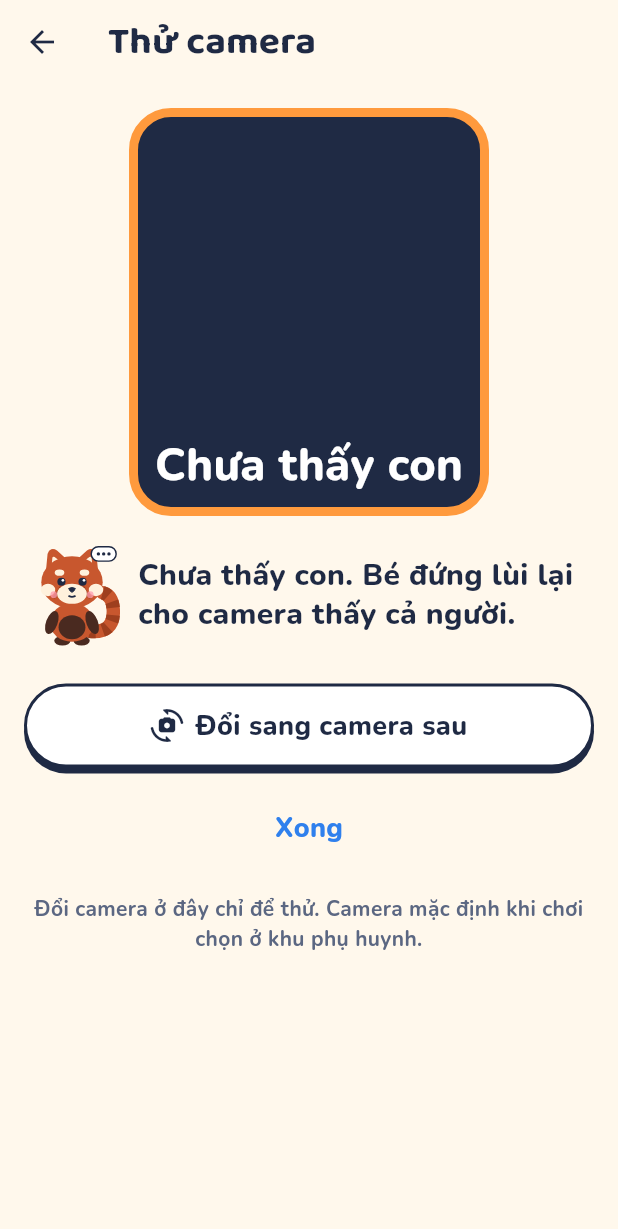
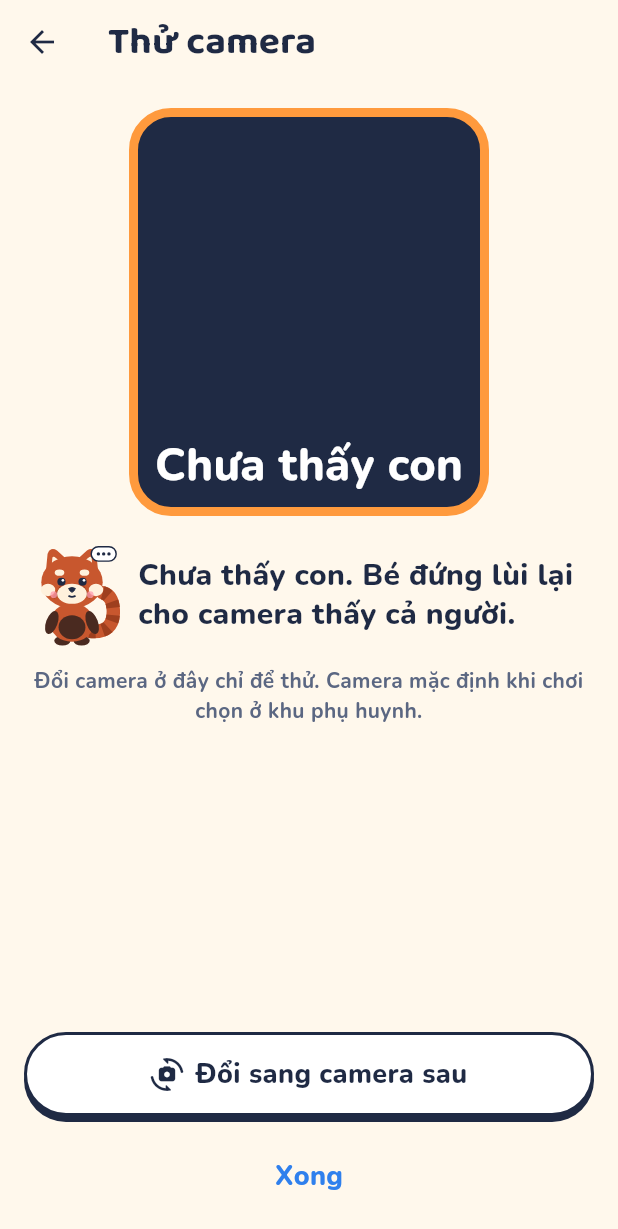
Before and after one commit to avdoremon/g_primary_math, a Flutter app: the ConnectTvScreen screen opened directly, after a tap on "Thử camera", on a phone screen of 412 x 824 dp. Shown: the top 1229 px of the screen. Run offline on Flutter 3.47's test engine with Material 3 defaults, Android fonts, the phone set to English and light mode, and no system bars; our stand-ins replace audioplayers, flutter_svg, flutter_tts, sqflite; accounts and stored records are empty.

Commit message:
Kết nối TV và Thử camera: nút cố định cuối màn; cổng phụ huynh không dùng ô nhập đã huỷ
Co-Authored-By: Claude Opus 5.5 <noreply@anthropic.com>
Claude-Session: https://claude.ai/code/session_015oR8jxpwzcVuySfJwwCz24

```diff
--- a/lib/screens/connect_tv_screen.dart
+++ b/lib/screens/connect_tv_screen.dart
@@ -50,38 +50,57 @@ class ConnectTvScreen extends StatelessWidget {
   Widget build(BuildContext context) {
     return Scaffold(
       backgroundColor: TvdColors.cream,
-      appBar: AppBar(title: const Text('Kết nối TV'), backgroundColor: TvdColors.cream),
+      appBar: AppBar(
+        title: const Text('Kết nối TV'),
+        backgroundColor: TvdColors.cream,
+        scrolledUnderElevation: 0,
+        notificationPredicate: (_) => false,
+      ),
       body: SafeArea(
-        child: ListView(
-          padding: const EdgeInsets.fromLTRB(TvdSpace.s4, 0, TvdSpace.s4, TvdSpace.s4),
+        child: Column(
           children: [
-            const _TvIllustration(),
-            const SizedBox(height: TvdSpace.s3),
-            const _Step(
+            const Expanded(
+              child: SingleChildScrollView(
+                padding: EdgeInsets.fromLTRB(TvdSpace.s4, 0, TvdSpace.s4, TvdSpace.s2),
+                child: Column(
+                  crossAxisAlignment: CrossAxisAlignment.stretch,
+                  children: [
+                    _TvIllustration(),
+                    SizedBox(height: TvdSpace.s3),
+                    _Step(
                       n: 1,
                       title: 'Phản chiếu màn hình lên TV',
                       body: 'Wifi: kéo thanh thông báo, chọn "Smart View" / "Phản chiếu màn hình" rồi chọn TV. '
                           'Hoặc cắm cáp HDMI.',
                     ),
-            const _Step(
+                    _Step(
                       n: 2,
                       title: 'Đặt điện thoại cạnh TV',
                       body: 'Dựng máy cao ngang bụng bé, camera hướng về phía bé. '
                           'Dùng camera trước hay sau thì chọn ở khu phụ huynh.',
                     ),
-            const _Step(
+                    _Step(
                       n: 3,
                       title: 'Bé đứng cách 2–3 m',
                       body: 'Phòng đủ sáng, dọn đồ quanh bé. Màn TV hiện "Thấy con rồi" là sẵn sàng.',
                     ),
-            const SizedBox(height: TvdSpace.s4),
+                  ],
+                ),
+              ),
+            ),
+            // Nút luôn nằm cuối màn như thiết kế, không phải cuộn mới thấy.
+            Padding(
+              padding: const EdgeInsets.fromLTRB(TvdSpace.s4, TvdSpace.s2, TvdSpace.s4, TvdSpace.s2),
+              child: Column(
+                mainAxisSize: MainAxisSize.min,
+                children: [
                   TvdButton(
                     key: const ValueKey('open-cast'),
                     label: 'Mở Smart View',
                     icon: Icons.cast_rounded,
                     onPressed: () => _openCast(context),
                   ),
-            const SizedBox(height: TvdSpace.s3),
+                  const SizedBox(height: TvdSpace.s2),
                   TvdButton(
                     key: const ValueKey('camera-check'),
                     label: 'Thử camera',
@@ -91,11 +110,13 @@ class ConnectTvScreen extends StatelessWidget {
                       MaterialPageRoute<void>(builder: (_) => const CameraCheckScreen()),
                     ),
                   ),
-            const SizedBox(height: TvdSpace.s2),
                   TvdButton(
                     label: beforePlay ? 'Để sau' : 'Xong',
                     kind: TvdButtonKind.text,
                     onPressed: () => Navigator.of(context).maybePop(),
+                  ),
+                ],
+              ),
             ),
           ],
         ),
@@ -376,10 +397,19 @@ class _CameraCheckScreenState extends State<CameraCheckScreen> with PoseScreenMi
     final ready = _ready && poseError == null && !_safeMode;
     return Scaffold(
       backgroundColor: TvdColors.cream,
-      appBar: AppBar(title: const Text('Thử camera'), backgroundColor: TvdColors.cream),
+      appBar: AppBar(
+        title: const Text('Thử camera'),
+        backgroundColor: TvdColors.cream,
+        scrolledUnderElevation: 0,
+        notificationPredicate: (_) => false,
+      ),
       body: SafeArea(
-        child: ListView(
+        child: Column(
+          children: [
+            Expanded(
+              child: SingleChildScrollView(
                 padding: const EdgeInsets.all(TvdSpace.s4),
+                child: Column(
                   children: [
                     Center(child: CamTile(frame: lastFrame, seen: ready, width: 240)),
                     const SizedBox(height: TvdSpace.s4),
@@ -397,7 +427,21 @@ class _CameraCheckScreenState extends State<CameraCheckScreen> with PoseScreenMi
                         ),
                       ],
                     ),
-            const SizedBox(height: TvdSpace.s5),
+                    const SizedBox(height: TvdSpace.s3),
+                    Text(
+                      'Đổi camera ở đây chỉ để thử. Camera mặc định khi chơi chọn ở khu phụ huynh.',
+                      style: PhoneText.caption,
+                      textAlign: TextAlign.center,
+                    ),
+                  ],
+                ),
+              ),
+            ),
+            Padding(
+              padding: const EdgeInsets.fromLTRB(TvdSpace.s4, TvdSpace.s2, TvdSpace.s4, TvdSpace.s2),
+              child: Column(
+                mainAxisSize: MainAxisSize.min,
+                children: [
                   if (_safeMode)
                     TvdButton(label: 'Vẫn thử', icon: Icons.refresh_rounded, onPressed: _retry)
                   else
@@ -409,11 +453,8 @@ class _CameraCheckScreenState extends State<CameraCheckScreen> with PoseScreenMi
                     ),
                   const SizedBox(height: TvdSpace.s2),
                   TvdButton(label: 'Xong', kind: TvdButtonKind.text, onPressed: () => Navigator.of(context).maybePop()),
-            const SizedBox(height: TvdSpace.s3),
-            Text(
-              'Đổi camera ở đây chỉ để thử. Camera mặc định khi chơi chọn ở khu phụ huynh.',
-              style: PhoneText.caption,
-              textAlign: TextAlign.center,
+                ],
+              ),
             ),
           ],
         ),
```
Also changed, not shown: lib/screens/common.dart (+37 -14 lines). Lines whose indentation alone changed are shown as unchanged.
